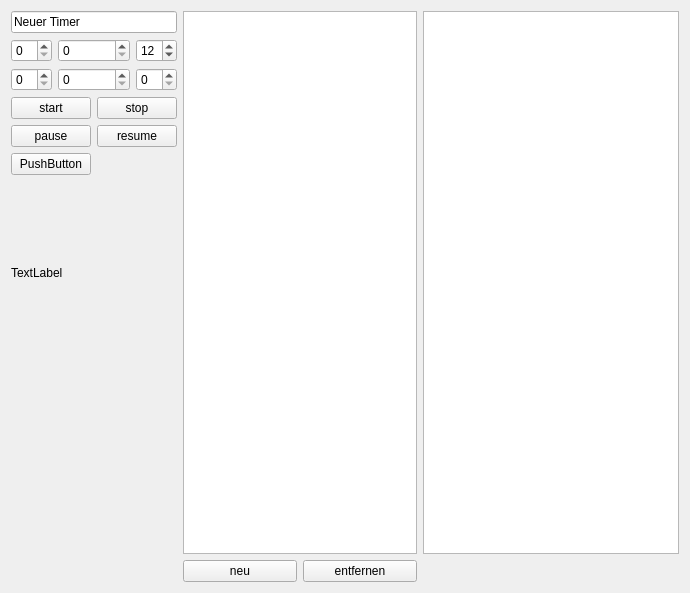
The window that mainwindow.ui (din-a-testware/qt-multi-countdown-timer) describes before a commit, drawn with Qt 5.
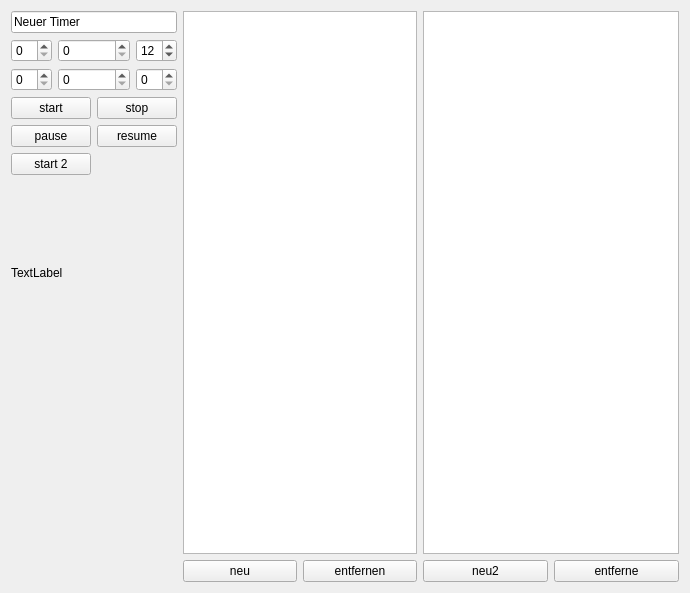
The same window after the commit.

Diff of the .ui file:
```diff
--- a/mainwindow.ui
+++ b/mainwindow.ui
@@ -27,6 +27,23 @@
     </sizepolicy>
    </property>
    <layout class="QGridLayout" name="gridLayout">
+    <item row="0" column="6" rowspan="8" colspan="2">
+     <widget class="QListWidget" name="listWidget_2"/>
+    </item>
+    <item row="8" column="6">
+     <widget class="QPushButton" name="neu_2">
+      <property name="text">
+       <string>neu2</string>
+      </property>
+     </widget>
+    </item>
+    <item row="5" column="0" colspan="2">
+     <widget class="QPushButton" name="start_2">
+      <property name="text">
+       <string>start 2</string>
+      </property>
+     </widget>
+    </item>
     <item row="1" column="0">
      <widget class="QSpinBox" name="h"/>
     </item>
@@ -115,19 +132,15 @@
       </property>
      </widget>
     </item>
-    <item row="5" column="0" colspan="2">
-     <widget class="QPushButton" name="test">
-      <property name="text">
-       <string>PushButton</string>
-      </property>
-     </widget>
-    </item>
-    <item row="0" column="6" rowspan="8">
-     <widget class="QListWidget" name="listWidget_2"/>
-    </item>
     <item row="1" column="1" colspan="2">
      <widget class="QSpinBox" name="m"/>
     </item>
+    <item row="2" column="1" colspan="2">
+     <widget class="QSpinBox" name="a_m"/>
+    </item>
+    <item row="2" column="0">
+     <widget class="QSpinBox" name="a_h"/>
+    </item>
     <item row="1" column="3">
      <widget class="QSpinBox" name="s">
       <property name="value">
@@ -135,11 +148,12 @@
       </property>
      </widget>
     </item>
-    <item row="2" column="0">
-     <widget class="QSpinBox" name="a_h"/>
-    </item>
-    <item row="2" column="1" colspan="2">
-     <widget class="QSpinBox" name="a_m"/>
+    <item row="8" column="7">
+     <widget class="QPushButton" name="entfernen_2">
+      <property name="text">
+       <string>entferne</string>
+      </property>
+     </widget>
     </item>
     <item row="2" column="3">
      <widget class="QSpinBox" name="a_s"/>
```
